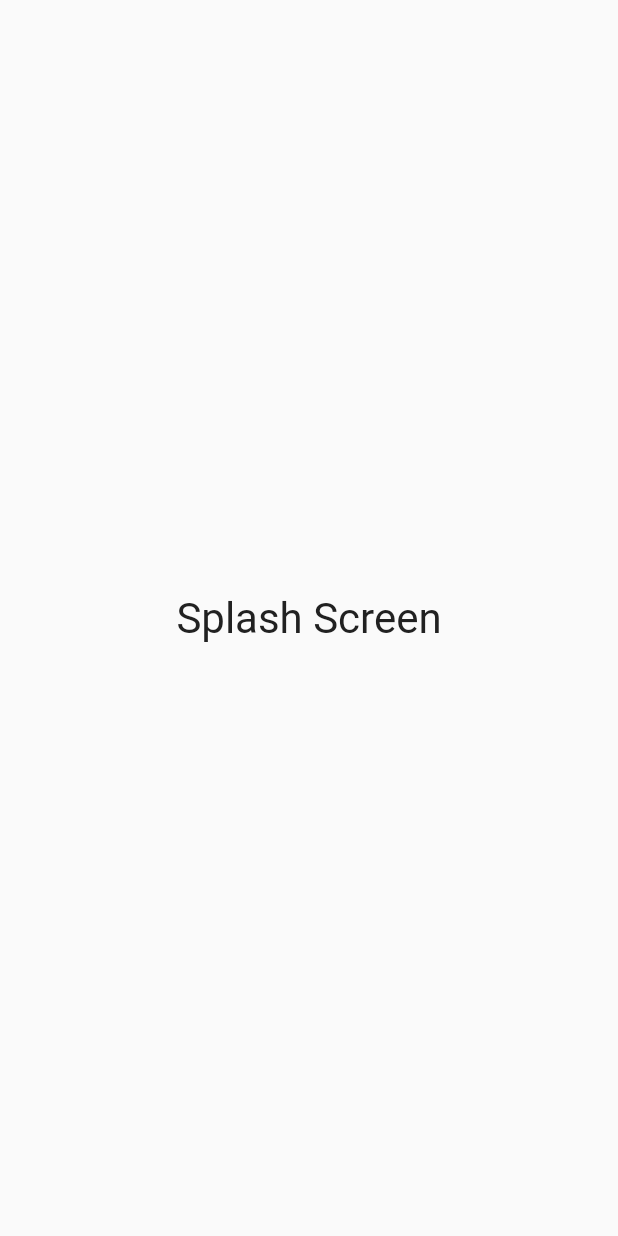
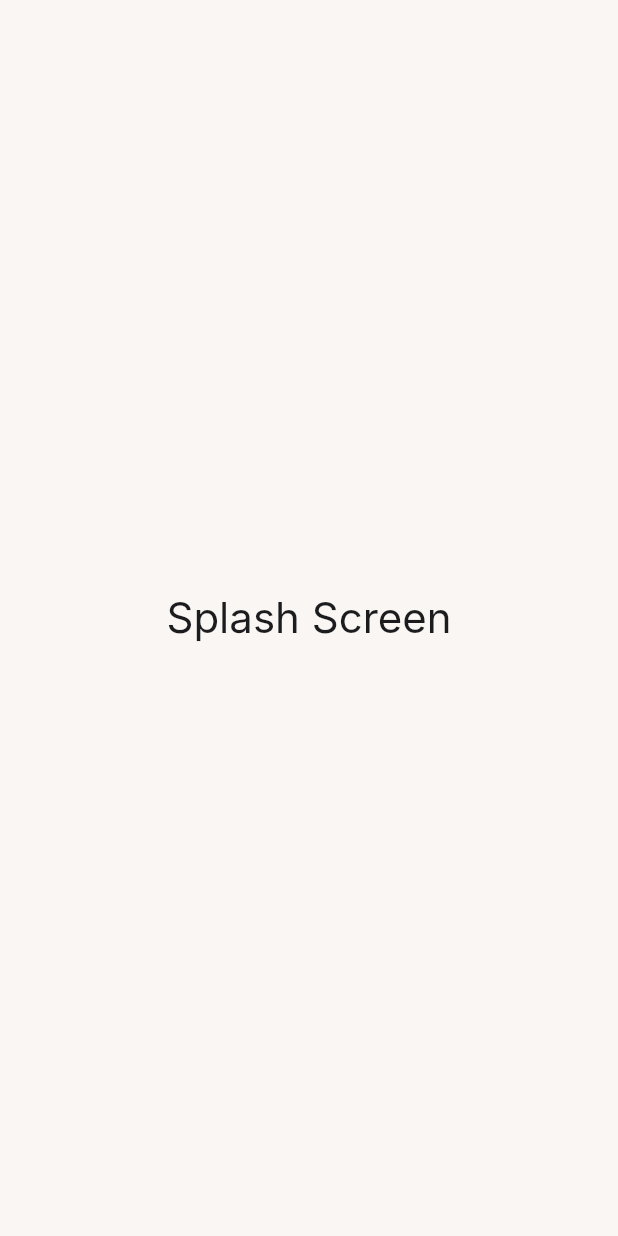
Before and after one commit to Leo-Chan01/loni_backup, a Flutter app: the screen it shows after launch, on a phone screen of 412 x 824 dp. Run offline on Flutter 3.47's test engine with Material 3 defaults, Android fonts, the phone set to English and light mode, and no system bars; our stand-ins replace flutter_screenutil, flutter_svg, go_router; Roboto replaces fonts that are missing (Inter).

Commit message:
feat: Update app name and branding from "Loni Africa" to "Loni Mobile"
- Changed app display name in Info.plist and constants.
- Updated color scheme and theme references in app theme files.
- Refactored routing in app_routes.dart to simplify navigation.
- Adjusted MainScreen widget to remove unnecessary parameters.
- Added new shell script phases for CocoaPods integration in Xcode project.
- Updated workspace configuration to include Pods project.
- Enhanced color definitions for better dark and light mode support.

```diff
--- a/lib/config/constants/string.dart
+++ b/lib/config/constants/string.dart
@@ -5,5 +5,5 @@ class AppStrings {
   static String inputUserNameTxt = "Input Username";
   static String userNameTxt = "Username";
   static String emailTxt = "Email";
-  static String appName = "Loni Africa";
+  static String appName = "Loni Mobile";
 }
--- a/lib/config/routes/app_routes.dart
+++ b/lib/config/routes/app_routes.dart
@@ -19,25 +19,12 @@ class AppRoutes {
           return const SplashScreen();
         },
       ),
-      StatefulShellRoute.indexedStack(
-        builder: (context, state, navigationShell) {
-          AppConstant.shell = navigationShell;
-          return MainScreen(key: state.pageKey, shell: navigationShell);
+      GoRoute(
+        path: MainScreen.path,
+        name: MainScreen.name,
+        builder: (context, state) {
+          return const MainScreen();
         },
-        branches: [
-          StatefulShellBranch(routes: [
-
-            ],
-          ),
-          StatefulShellBranch(routes: [
-
-            ],
-          ),
-          StatefulShellBranch(routes: [
-
-            ],
-          ),
-        ],
       ),
     ],
   );
--- a/lib/config/theme/app_colors.dart
+++ b/lib/config/theme/app_colors.dart
@@ -1,117 +1,77 @@
 import 'package:flutter/material.dart';
 
-/// Centralized color system for Loni Africa app
+/// Centralized color system for Loni Mobile app
 /// All colors should be accessed through this class to ensure consistency
 class AppColors {
   // Private constructor to prevent instantiation
   AppColors._();
 
   // ===== PRIMARY BRAND COLORS =====
-  /// Main brand green - used for primary actions, highlights, and brand elements
-  static const Color primaryGreen = Color.fromARGB(255, 4, 165, 111);
+  /// Main brand accent - Terracotta orange used for primary actions and highlights
+  static const Color brandAccent = Color(0xFFB85C38);
+  static const Color brandTerracotta = Color(0xFFC46A3A);
+  static const Color brandRust = Color(0xFF9E4A2F);
 
-  /// Lighter green shades for backgrounds and subtle highlights
-  static const Color lightGreen = Color.fromARGB(255, 76, 175, 80);
-  static const Color paleGreen = Color.fromARGB(255, 232, 245, 233);
-  static const Color mintGreen = Color.fromARGB(255, 200, 230, 201);
+  // ===== DARK MODE COLORS =====
+  /// Dark theme backgrounds and surfaces
+  static const Color darkBg = Color(0xFF0B0B0C);
+  static const Color darkSurface = Color(0xFF161618);
+  static const Color darkBorder = Color(0xFF2A2A2E);
+  static const Color darkText = Color(0xFFF4F4F5);
+  static const Color darkTextMuted = Color(0xFFA1A1AA);
 
-  /// Darker green shades for text and emphasis
-  static const Color darkGreen = Color.fromARGB(255, 2, 125, 85);
-  static const Color forestGreen = Color.fromARGB(255, 1, 95, 65);
+  // ===== LIGHT MODE COLORS =====
+  /// Light theme backgrounds and surfaces
+  static const Color lightBg = Color(0xFFF9F6F3);
+  static const Color lightSurface = Color(0xFFFFFFFF);
+  static const Color lightBorder = Color(0xFFE5E5EA);
+  static const Color lightText = Color(0xFF1C1C1E);
+  static const Color lightTextMuted = Color(0xFF6E6E73);
 
-  // ===== SECONDARY BRAND COLORS =====
-  /// Clean white for backgrounds and cards
-  static const Color white = Color.fromARGB(255, 255, 255, 255);
-
-  /// Soft off-white for subtle backgrounds
-  static const Color offWhite = Color.fromARGB(255, 250, 250, 250);
-
-  /// Light grey for borders and dividers
-  static const Color lightGrey = Color.fromARGB(255, 245, 245, 245);
-
-  // ===== NEUTRAL COLORS =====
-  /// Text colors in order of hierarchy
-  static const Color primaryText = Color.fromARGB(255, 33, 33, 33);
-  static const Color secondaryText = Color.fromARGB(255, 97, 97, 97);
-  static const Color tertiaryText = Color.fromARGB(255, 158, 158, 158);
-
-  /// Border and divider colors
-  static const Color border = Color.fromARGB(255, 224, 224, 224);
-  static const Color divider = Color.fromARGB(255, 238, 238, 238);
+  // ===== COMMON COLORS =====
+  /// Pure black and white
+  static const Color black = Color(0xFF000000);
+  static const Color white = Color(0xFFFFFFFF);
 
   // ===== STATUS COLORS =====
-  /// Success states - use green variants
-  static const Color success = primaryGreen;
-  static const Color successLight = Color.fromARGB(255, 232, 245, 233);
-  static const Color successDark = darkGreen;
+  /// Success states
+  static const Color success = Color(0xFF10B981);
+  static const Color successLight = Color(0xFFD1FAE5);
+  static const Color successDark = Color(0xFF059669);
 
-  /// Warning states - warm orange tones that complement green
-  static const Color warning = Color.fromARGB(255, 255, 152, 0);
-  static const Color warningLight = Color.fromARGB(255, 255, 243, 224);
-  static const Color warningDark = Color.fromARGB(255, 230, 119, 0);
+  /// Warning states
+  static const Color warning = Color(0xFFF59E0B);
+  static const Color warningLight = Color(0xFFFEF3C7);
+  static const Color warningDark = Color(0xFFD97706);
 
-  /// Error states - muted red that works with green
-  static const Color error = Color.fromARGB(255, 211, 47, 47);
-  static const Color errorLight = Color.fromARGB(255, 255, 235, 238);
-  static const Color errorDark = Color.fromARGB(255, 183, 28, 28);
+  /// Error states
+  static const Color error = Color(0xFFEF4444);
+  static const Color errorLight = Color(0xFFFEE2E2);
+  static const Color errorDark = Color(0xFFDC2626);
 
-  /// Info states - subtle blue-grey that complements green
-  static const Color info = Color.fromARGB(255, 2, 136, 209);
-  static const Color infoLight = Color.fromARGB(255, 227, 242, 253);
-  static const Color infoGrey = Colors.blueGrey;
-  static const Color infoDark = Color.fromARGB(255, 1, 87, 155);
+  /// Info states
+  static const Color info = Color(0xFF3B82F6);
+  static const Color infoLight = Color(0xFFDBEAFE);
+  static const Color infoDark = Color(0xFF2563EB);
 
-  // ===== ORDER STATUS COLORS =====
-  /// Pending orders - soft amber
-  static const Color pending = Color.fromARGB(255, 255, 193, 7);
-  static const Color pendingLight = Color.fromARGB(255, 255, 248, 225);
-  static const Color pendingDark = Color.fromARGB(255, 255, 160, 0);
-
-  /// Processing orders - use primary green variants
-  static const Color processing = primaryGreen;
-  static const Color processingLight = successLight;
-  static const Color processingDark = successDark;
-
-  /// Completed orders - deeper green
-  static const Color completed = forestGreen;
-  static const Color completedLight = Color.fromARGB(255, 200, 230, 201);
-  static const Color completedDark = Color.fromARGB(255, 27, 94, 32);
-
-  /// Cancelled/Rejected orders - use error colors
-  static const Color cancelled = error;
-  static const Color cancelledLight = errorLight;
-  static const Color cancelledDark = errorDark;
-
-  // ===== SURFACE COLORS =====
+  // ===== SURFACE COLORS (Contextual) =====
   /// Card and container backgrounds
-  static const Color surface = white;
-  static const Color surfaceVariant = offWhite;
-  static const Color surfaceContainer = lightGrey;
-
-  /// Elevated surfaces (modals, bottom sheets)
-  static const Color surfaceElevated = white;
+  static const Color surface = lightSurface;
+  static const Color surfaceVariant = lightBg;
 
   /// Background colors
-  static const Color background = offWhite;
-  static const Color backgroundVariant = lightGrey;
+  static const Color background = lightBg;
 
   // ===== OVERLAY COLORS =====
   /// Semi-transparent overlays
-  static const Color overlay = Color.fromARGB(128, 0, 0, 0);
-  static const Color lightOverlay = Color.fromARGB(64, 0, 0, 0);
-  static const Color darkOverlay = Color.fromARGB(180, 0, 0, 0);
+  static const Color overlay = Color(0x80000000);
+  static const Color lightOverlay = Color(0x40000000);
+  static const Color darkOverlay = Color(0xB4000000);
 
   // ===== GRADIENT COMBINATIONS =====
-  /// Primary green gradients
-  static const List<Color> primaryGradient = [primaryGreen, lightGreen];
-  static const List<Color> primaryGradientReverse = [lightGreen, primaryGreen];
-
-  /// Success gradients
-  static const List<Color> successGradient = [success, lightGreen];
-
-  /// Subtle background gradients
-  static const List<Color> backgroundGradient = [white, offWhite];
-  static const List<Color> cardGradient = [white, lightGrey];
+  /// Brand gradients
+  static const List<Color> brandGradient = [brandAccent, brandTerracotta];
+  static const List<Color> brandGradientReverse = [brandTerracotta, brandAccent];
 
   // ===== HELPER METHODS =====
   /// Get color with opacity
@@ -124,18 +84,18 @@ class AppColors {
     switch (status.toLowerCase()) {
       case 'pending':
       case 'waiting':
-        return pending;
+        return warning;
       case 'processing':
       case 'in_progress':
-        return processing;
+        return info;
       case 'completed':
       case 'delivered':
       case 'success':
-        return completed;
+        return success;
       case 'cancelled':
       case 'rejected':
       case 'failed':
-        return cancelled;
+        return error;
       default:
         return info;
     }
@@ -146,18 +106,18 @@ class AppColors {
     switch (status.toLowerCase()) {
       case 'pending':
       case 'waiting':
-        return pendingLight;
+        return warningLight;
       case 'processing':
       case 'in_progress':
-        return processingLight;
+        return infoLight;
       case 'completed':
       case 'delivered':
       case 'success':
-        return completedLight;
+        return successLight;
       case 'cancelled':
       case 'rejected':
       case 'failed':
-        return cancelledLight;
+        return errorLight;
       default:
         return infoLight;
     }
@@ -165,8 +125,7 @@ class AppColors {
 
   /// Get contrasting text color for given background
   static Color getContrastingTextColor(Color backgroundColor) {
-    // Calculate luminance to determine if text should be light or dark
     final luminance = backgroundColor.computeLuminance();
-    return luminance > 0.5 ? primaryText : white;
+    return luminance > 0.5 ? lightText : white;
   }
 }
--- a/lib/config/theme/theme.dart
+++ b/lib/config/theme/theme.dart
@@ -11,41 +11,69 @@ class AppTheme {
   final ThemeData darkTheme = ThemeData(
     useMaterial3: true,
     brightness: Brightness.dark,
+    fontFamily: 'Inter',
     colorScheme: ColorScheme.fromSeed(
-      seedColor: AppColors.primaryGreen,
+      seedColor: AppColors.brandAccent,
       brightness: Brightness.dark,
-      primary: AppColors.lightGreen,
-      secondary: AppColors.mintGreen,
-      surface: const Color.fromARGB(255, 18, 18, 18),
+      primary: AppColors.brandAccent,
+      secondary: AppColors.brandTerracotta,
+      surface: AppColors.darkSurface,
       error: AppColors.error,
-      onPrimary: AppColors.primaryText,
-      onSecondary: AppColors.primaryText,
-      onSurface: AppColors.white,
+      onPrimary: AppColors.white,
+      onSecondary: AppColors.white,
+      onSurface: AppColors.darkText,
       onError: AppColors.white,
     ),
-    scaffoldBackgroundColor: const Color.fromARGB(255, 12, 12, 12),
+    scaffoldBackgroundColor: AppColors.darkBg,
     appBarTheme: AppBarTheme(
-      backgroundColor: const Color.fromARGB(255, 18, 18, 18),
+      backgroundColor: AppColors.darkBg,
       centerTitle: false,
       elevation: 0,
-      titleTextStyle: 16.w600.copyWith(color: AppColors.white),
-      iconTheme: const IconThemeData(color: AppColors.white),
+      titleTextStyle: 16.w600.copyWith(color: AppColors.darkText),
+      iconTheme: const IconThemeData(color: AppColors.darkText),
+    ),
+    cardTheme: CardThemeData(
+      color: AppColors.darkSurface,
+      elevation: 0,
+      shadowColor: Colors.transparent,
+      shape: RoundedRectangleBorder(borderRadius: BorderRadius.circular(16.sp)),
+    ),
+    elevatedButtonTheme: ElevatedButtonThemeData(
+      style: ElevatedButton.styleFrom(
+        backgroundColor: AppColors.brandAccent,
+        foregroundColor: AppColors.white,
+        elevation: 0,
+        shadowColor: AppColors.brandAccent.withOpacity(0.2),
+        shape: RoundedRectangleBorder(
+          borderRadius: BorderRadius.circular(12.sp),
+        ),
+        padding: EdgeInsets.symmetric(horizontal: 24.w, vertical: 16.h),
+        textStyle: 16.w600,
+      ),
+    ),
+    textButtonTheme: TextButtonThemeData(
+      style: TextButton.styleFrom(
+        foregroundColor: AppColors.brandAccent,
+        shape: RoundedRectangleBorder(
+          borderRadius: BorderRadius.circular(8.sp),
+        ),
+      ),
     ),
     inputDecorationTheme: InputDecorationTheme(
       hintStyle: Dimens.mediumSizeText.w400.copyWith(
-        color: const Color.fromARGB(255, 120, 120, 120),
+        color: AppColors.darkTextMuted,
       ),
       border: OutlineInputBorder(
         borderRadius: BorderRadius.all(Radius.circular(12.sp)),
-        borderSide: const BorderSide(color: Color.fromARGB(255, 48, 48, 48)),
+        borderSide: const BorderSide(color: AppColors.darkBorder),
       ),
       enabledBorder: OutlineInputBorder(
         borderRadius: BorderRadius.all(Radius.circular(12.sp)),
-        borderSide: const BorderSide(color: Color.fromARGB(255, 48, 48, 48)),
+        borderSide: const BorderSide(color: AppColors.darkBorder),
       ),
       focusedBorder: OutlineInputBorder(
         borderRadius: BorderRadius.all(Radius.circular(12.sp)),
-        borderSide: const BorderSide(color: AppColors.lightGreen, width: 2),
+        borderSide: const BorderSide(color: AppColors.brandAccent, width: 2),
       ),
       errorBorder: OutlineInputBorder(
         borderRadius: BorderRadius.all(Radius.circular(12.sp)),
@@ -56,55 +84,70 @@ class AppTheme {
         borderSide: const BorderSide(color: AppColors.error, width: 2),
       ),
       filled: true,
-      fillColor: const Color.fromARGB(255, 24, 24, 24),
-      iconColor: AppColors.white,
-      prefixIconColor: AppColors.white,
-      suffixIconColor: AppColors.white,
+      fillColor: AppColors.darkSurface.withValues(alpha:0.5),
+      iconColor: AppColors.darkTextMuted,
+      prefixIconColor: AppColors.darkTextMuted,
+      suffixIconColor: AppColors.darkTextMuted,
+    ),
+    bottomSheetTheme: BottomSheetThemeData(
+      backgroundColor: AppColors.darkSurface,
+      shape: RoundedRectangleBorder(
+        borderRadius: BorderRadius.vertical(top: Radius.circular(20.sp)),
+      ),
+    ),
+    dialogTheme: DialogThemeData(
+      backgroundColor: AppColors.darkSurface,
+      shape: RoundedRectangleBorder(
+        borderRadius: BorderRadius.all(Radius.circular(16.sp)),
+      ),
     ),
   );
 
   final ThemeData lightTheme = ThemeData(
     useMaterial3: true,
     brightness: Brightness.light,
+    fontFamily: 'Inter',
     colorScheme: ColorScheme.fromSeed(
-      seedColor: AppColors.primaryGreen,
-      primary: AppColors.primaryGreen,
-      secondary: AppColors.lightGreen,
-      surface: AppColors.surface,
+      seedColor: AppColors.brandAccent,
+      primary: AppColors.brandAccent,
+      secondary: AppColors.brandTerracotta,
+      surface: AppColors.lightSurface,
       error: AppColors.error,
       onPrimary: AppColors.white,
       onSecondary: AppColors.white,
-      onSurface: AppColors.primaryText,
+      onSurface: AppColors.lightText,
       onError: AppColors.white,
     ),
-    scaffoldBackgroundColor: AppColors.background,
+    scaffoldBackgroundColor: AppColors.lightBg,
     appBarTheme: AppBarTheme(
-      backgroundColor: AppColors.surface,
+      backgroundColor: AppColors.lightSurface,
       centerTitle: false,
       elevation: 0,
-      titleTextStyle: 16.w600.copyWith(color: AppColors.primaryText),
-      iconTheme: const IconThemeData(color: AppColors.primaryText),
+      titleTextStyle: 16.w600.copyWith(color: AppColors.lightText),
+      iconTheme: const IconThemeData(color: AppColors.lightText),
     ),
     cardTheme: CardThemeData(
-      color: AppColors.surface,
-      elevation: 2,
-      shadowColor: AppColors.lightOverlay,
-      shape: RoundedRectangleBorder(borderRadius: BorderRadius.circular(12.sp)),
+      color: AppColors.lightSurface,
+      elevation: 0,
+      shadowColor: Colors.black.withValues(alpha: 0.05),
+      shape: RoundedRectangleBorder(borderRadius: BorderRadius.circular(16.sp)),
     ),
     elevatedButtonTheme: ElevatedButtonThemeData(
       style: ElevatedButton.styleFrom(
-        backgroundColor: AppColors.primaryGreen,
+        backgroundColor: AppColors.brandAccent,
         foregroundColor: AppColors.white,
         elevation: 0,
+        shadowColor: AppColors.brandAccent.withValues(alpha: 0.2),
         shape: RoundedRectangleBorder(
           borderRadius: BorderRadius.circular(12.sp),
         ),
-        padding: EdgeInsets.symmetric(horizontal: 24.w, vertical: 12.h),
+        padding: EdgeInsets.symmetric(horizontal: 24.w, vertical: 16.h),
+        textStyle: 16.w600,
       ),
     ),
     textButtonTheme: TextButtonThemeData(
       style: TextButton.styleFrom(
-        foregroundColor: AppColors.primaryGreen,
+        foregroundColor: AppColors.brandAccent,
         shape: RoundedRectangleBorder(
           borderRadius: BorderRadius.circular(8.sp),
         ),
@@ -112,19 +155,19 @@ class AppTheme {
     ),
     inputDecorationTheme: InputDecorationTheme(
       hintStyle: Dimens.mediumSizeText.w400.copyWith(
-        color: AppColors.tertiaryText,
+        color: AppColors.lightTextMuted,
       ),
       border: OutlineInputBorder(
         borderRadius: BorderRadius.all(Radius.circular(12.sp)),
-        borderSide: const BorderSide(color: AppColors.border),
+        borderSide: const BorderSide(color: AppColors.lightBorder),
       ),
       enabledBorder: OutlineInputBorder(
         borderRadius: BorderRadius.all(Radius.circular(12.sp)),
-        borderSide: const BorderSide(color: AppColors.border),
+        borderSide: const BorderSide(color: AppColors.lightBorder),
       ),
       focusedBorder: OutlineInputBorder(
         borderRadius: BorderRadius.all(Radius.circular(12.sp)),
-        borderSide: const BorderSide(color: AppColors.primaryGreen, width: 2),
+        borderSide: const BorderSide(color: AppColors.brandAccent, width: 2),
       ),
       errorBorder: OutlineInputBorder(
         borderRadius: BorderRadius.all(Radius.circular(12.sp)),
@@ -135,19 +178,19 @@ class AppTheme {
         borderSide: const BorderSide(color: AppColors.error, width: 2),
       ),
       filled: true,
-      fillColor: AppColors.surfaceVariant,
-      iconColor: AppColors.primaryText,
-      prefixIconColor: AppColors.primaryText,
-      suffixIconColor: AppColors.primaryText,
+      fillColor: Colors.black.withValues(alpha: 0.02),
+      iconColor: AppColors.lightText,
+      prefixIconColor: AppColors.lightText,
+      suffixIconColor: AppColors.lightText,
     ),
     bottomSheetTheme: BottomSheetThemeData(
-      backgroundColor: AppColors.surface,
+      backgroundColor: AppColors.lightSurface,
       shape: RoundedRectangleBorder(
         borderRadius: BorderRadius.vertical(top: Radius.circular(20.sp)),
       ),
     ),
     dialogTheme: DialogThemeData(
-      backgroundColor: AppColors.surface,
+      backgroundColor: AppColors.lightSurface,
       shape: RoundedRectangleBorder(
         borderRadius: BorderRadius.all(Radius.circular(16.sp)),
       ),
--- a/lib/features/dashboard/presentation/screens/main_screen.dart
+++ b/lib/features/dashboard/presentation/screens/main_screen.dart
@@ -1,8 +1,7 @@
 import 'package:flutter/material.dart';
-import 'package:go_router/src/route.dart';
 
 class MainScreen extends StatefulWidget {
-  const MainScreen({super.key, required StatefulNavigationShell shell});
+  const MainScreen({super.key});
 
   static const String path = '/main';
   static const String name = 'MainScreen';
--- a/lib/main.dart
+++ b/lib/main.dart
@@ -28,8 +28,10 @@ class MainApp extends StatelessWidget {
               rebuildFactor: (old, data) => true,
               builder: (context, child) {
                 return MaterialApp.router(
-                  title: 'Loni Africa',
+                  title: 'Loni',
                   theme: AppTheme.instance.lightTheme,
+                  darkTheme: AppTheme.instance.darkTheme,
+                  themeMode: ThemeMode.system,
                   routerConfig: AppRoutes.router,
                   debugShowCheckedModeBanner: false,
                 );
```
Also changed, not shown: 5 other files.
